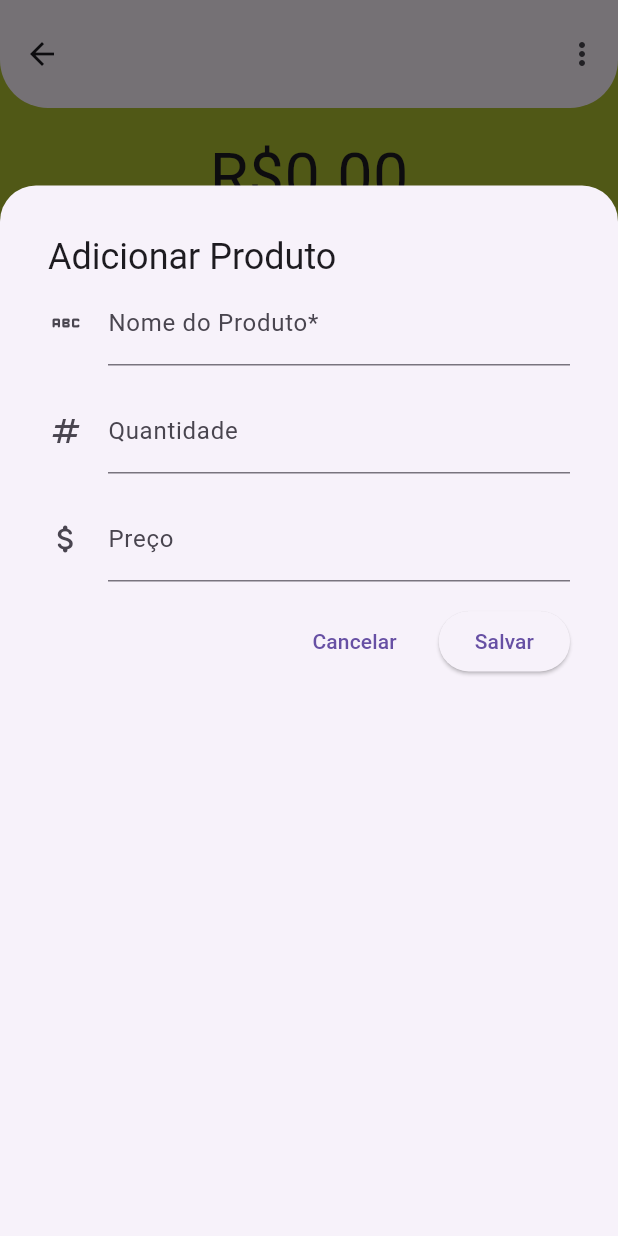
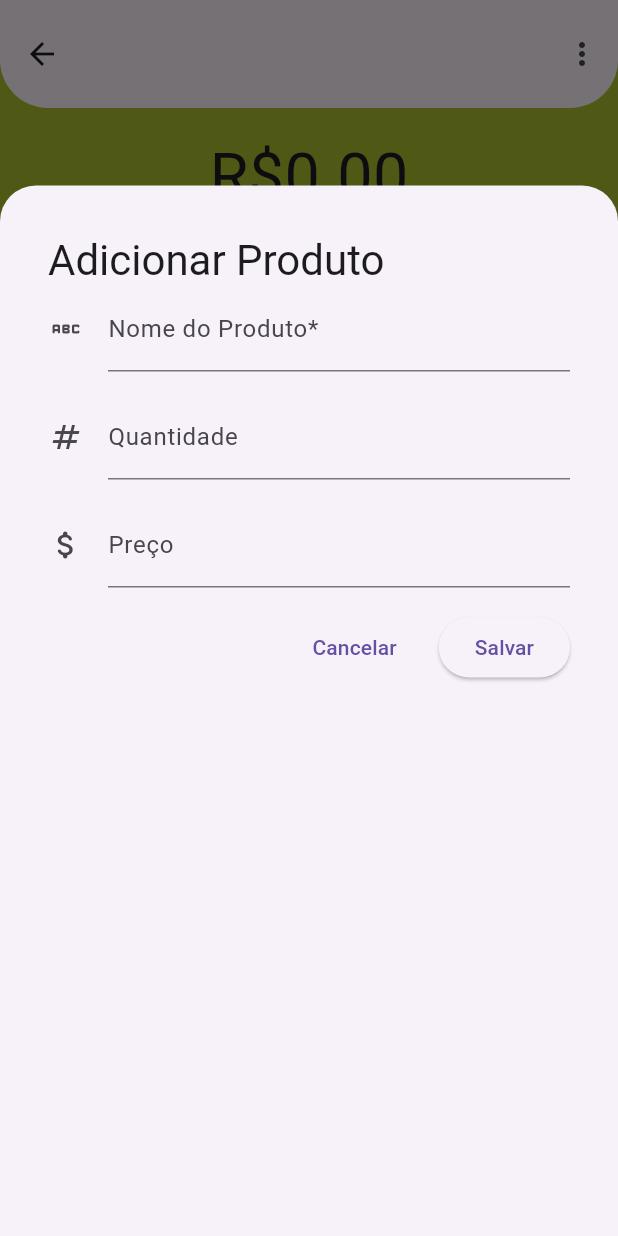
Before and after one commit to danielrgb23/listins, a Flutter app: the ProdutoScreen screen opened directly with empty values, after a tap on the "add" icon, on a phone screen of 412 x 824 dp. Run offline on Flutter 3.47's test engine with Material 3 defaults, Android fonts, the phone set to English and light mode, and no system bars; our stand-ins replace cloud_firestore, firebase_auth, firebase_core; accounts and stored records are empty; network calls fail.

```diff
--- a/lib/firestore/screen/home_screen.dart
+++ b/lib/firestore/screen/home_screen.dart
@@ -162,7 +162,7 @@ class _HomeScreenState extends State<HomeScreen> {
           // Formulário com Título, Campo e Botões
           child: ListView(
             children: [
-              Text(labelTitle, style: Theme.of(context).textTheme.headline5),
+              Text(labelTitle, style: Theme.of(context).textTheme.headlineMedium),
               TextFormField(
                 controller: nameController,
                 decoration:
--- a/lib/firestore_produtos/screen/produto_screen.dart
+++ b/lib/firestore_produtos/screen/produto_screen.dart
@@ -208,7 +208,7 @@ class _ProdutoScreenState extends State<ProdutoScreen> {
           // Formulário com Título, Campo e Botões
           child: ListView(
             children: [
-              Text(labelTitle, style: Theme.of(context).textTheme.headline5),
+              Text(labelTitle, style: Theme.of(context).textTheme.headlineMedium),
               TextFormField(
                 controller: nameController,
                 keyboardType: TextInputType.name,
```
Also changed, not shown: 2 other files.
